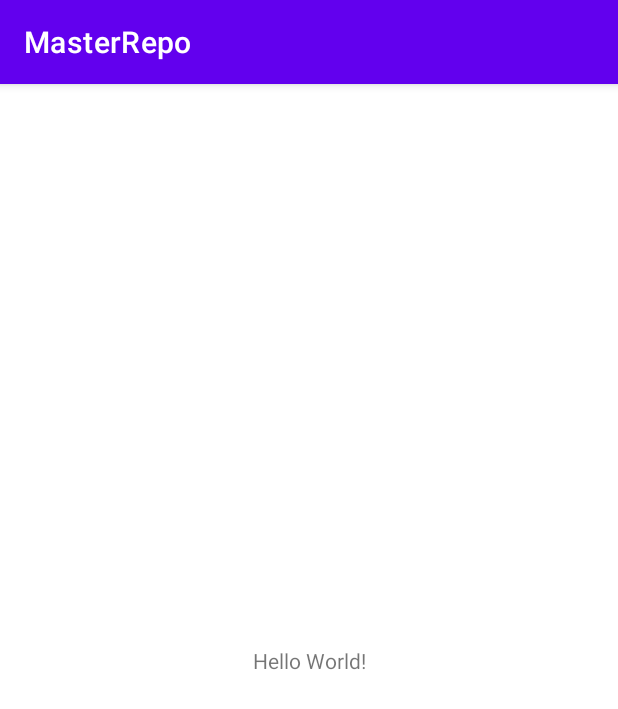
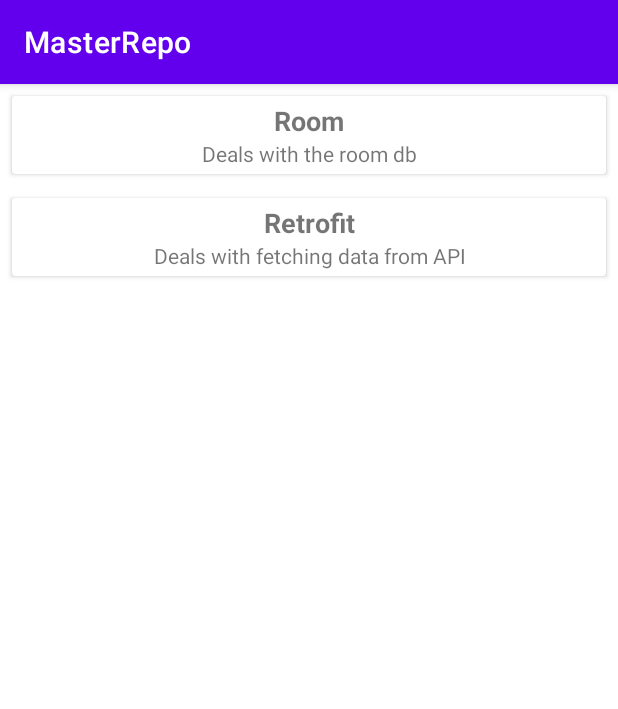
Before and after one commit to FaizanIjaz973/MasterRepo, an Android app: the screen it shows after launch (MainActivity), on a phone screen of 412 x 824 dp. Shown: the top 709 px of the screen. Run offline under Robolectric (Android 15) with nearby library versions, the phone set to English and light mode, and no system bars.

Commit message:
Added recyclerView in the Main Activity with a couple of sample data points

```diff
--- /dev/null
+++ b/app/src/main/java/com/example/masterrepo/CardEntry.kt
@@ -0,0 +1,7 @@
+package com.example.masterrepo
+
+data class CardEntry (
+    var title: String,
+    var description: String,
+    val name: String
+)
--- /dev/null
+++ b/app/src/main/java/com/example/masterrepo/Constants.kt
@@ -0,0 +1,8 @@
+package com.example.masterrepo
+
+object Constants {
+    var entries = listOf<CardEntry>(
+        CardEntry("Room","Deals with the room db","Room"),
+        CardEntry("Retrofit","Deals with fetching data from API","Retrofit")
+    )
+}
--- a/app/src/main/java/com/example/masterrepo/MainActivity.kt
+++ b/app/src/main/java/com/example/masterrepo/MainActivity.kt
@@ -1,14 +1,31 @@
+/*
+Created by: Faizan Ijaz
+Email id: faizanijaz@gmail.com
+Dated: 10/1/2022
+This is the entry point of the application.
+It contains the navigation point of all the modules for the application in cards view.
+*/
 package com.example.masterrepo
 
 import androidx.appcompat.app.AppCompatActivity
 import android.os.Bundle
 import android.util.Log
+import androidx.recyclerview.widget.LinearLayoutManager
+import androidx.recyclerview.widget.RecyclerView
 
 class MainActivity : AppCompatActivity() {
-    private val logTag = "Main Activity"
+    private val logTag = "MainActivity"
+    lateinit var recyclerView: RecyclerView
+
     override fun onCreate(savedInstanceState: Bundle?) {
         super.onCreate(savedInstanceState)
         setContentView(R.layout.activity_main)
-        Log.d(logTag, "In the onCreate of the Main Activity")
+
+        //Initializing recyclerview
+        recyclerView = findViewById(R.id.recyclerViewMainActivity)
+        var adapter = RecyclerViewAdapter()
+        adapter.entries = Constants.entries
+        recyclerView.adapter = adapter
+        recyclerView.layoutManager = LinearLayoutManager(this)
     }
 }
--- /dev/null
+++ b/app/src/main/java/com/example/masterrepo/RecyclerViewAdapter.kt
@@ -0,0 +1,54 @@
+package com.example.masterrepo
+
+import android.util.Log
+import android.view.LayoutInflater
+import android.view.View
+import android.view.ViewGroup
+import android.widget.TextView
+import androidx.recyclerview.widget.AsyncListDiffer
+import androidx.recyclerview.widget.DiffUtil
+import androidx.recyclerview.widget.RecyclerView
+
+class RecyclerViewAdapter(): RecyclerView.Adapter<RecyclerViewAdapter.ViewHolder>() {
+
+    class ViewHolder(itemView: View) : RecyclerView.ViewHolder(itemView)
+
+    private val diffUtil = object : DiffUtil.ItemCallback<CardEntry>() {
+        override fun areItemsTheSame(oldItem: CardEntry, newItem: CardEntry): Boolean {
+            return oldItem == newItem
+        }
+
+        override fun areContentsTheSame(oldItem: CardEntry, newItem: CardEntry): Boolean {
+            return oldItem == newItem
+        }
+    }
+
+    private val recyclerListDiffer = AsyncListDiffer(this, diffUtil)
+
+    var entries: List<CardEntry>
+        get() = recyclerListDiffer.currentList
+        set(value) = recyclerListDiffer.submitList(value)
+
+    override fun onCreateViewHolder(parent: ViewGroup, viewType: Int): ViewHolder {
+        val view = LayoutInflater.from(parent.context).inflate(R.layout.row, parent, false)
+        return ViewHolder(view)
+    }
+
+    override fun onBindViewHolder(holder: ViewHolder, position: Int) {
+        val titleTextView = holder.itemView.findViewById<TextView>(R.id.textViewRowTitle)
+        val descriptionTextView = holder.itemView.findViewById<TextView>(R.id.textViewRowDescription)
+        val entry = entries[position]
+        holder.itemView.apply {
+            titleTextView.text = entry.title
+            descriptionTextView.text = entry.description
+
+            setOnClickListener(View.OnClickListener {
+                Log.d("RecyclerView", entry.title + " is clicked!")
+            })
+        }
+    }
+
+    override fun getItemCount(): Int {
+        return entries.size
+    }
+}
--- a/app/src/main/res/layout/activity_main.xml
+++ b/app/src/main/res/layout/activity_main.xml
@@ -1,18 +1,13 @@
 <?xml version="1.0" encoding="utf-8"?>
-<androidx.constraintlayout.widget.ConstraintLayout xmlns:android="http://schemas.android.com/apk/res/android"
-    xmlns:app="http://schemas.android.com/apk/res-auto"
-    xmlns:tools="http://schemas.android.com/tools"
+
+<LinearLayout
     android:layout_width="match_parent"
     android:layout_height="match_parent"
-    tools:context=".MainActivity">
+    xmlns:android="http://schemas.android.com/apk/res/android"
+    android:orientation="vertical">
 
-    <TextView
-        android:layout_width="wrap_content"
-        android:layout_height="wrap_content"
-        android:text="Hello World!"
-        app:layout_constraintBottom_toBottomOf="parent"
-        app:layout_constraintEnd_toEndOf="parent"
-        app:layout_constraintStart_toStartOf="parent"
-        app:layout_constraintTop_toTopOf="parent" />
-
-</androidx.constraintlayout.widget.ConstraintLayout>
+    <androidx.recyclerview.widget.RecyclerView
+        android:id="@+id/recyclerViewMainActivity"
+        android:layout_width="match_parent"
+        android:layout_height="match_parent" />
+</LinearLayout>
--- /dev/null
+++ b/app/src/main/res/layout/row.xml
@@ -0,0 +1,34 @@
+<?xml version="1.0" encoding="utf-8"?>
+<LinearLayout
+    xmlns:android="http://schemas.android.com/apk/res/android"
+    android:layout_width="match_parent"
+    android:layout_height="wrap_content"
+    android:orientation="vertical">
+    <androidx.cardview.widget.CardView
+        android:layout_margin="8dp"
+        android:layout_width="match_parent"
+        android:layout_height="wrap_content">
+        <LinearLayout
+            android:padding="4dp"
+            android:layout_width="match_parent"
+            android:layout_height="wrap_content"
+            android:orientation="vertical">
+            <TextView
+                android:id="@+id/textViewRowTitle"
+                android:layout_width="match_parent"
+                android:layout_height="wrap_content"
+                android:text="Title"
+                android:textStyle="bold"
+                android:textSize="18sp"
+                android:gravity="center">
+            </TextView>
+            <TextView
+                android:id="@+id/textViewRowDescription"
+                android:layout_width="match_parent"
+                android:layout_height="wrap_content"
+                android:text="Description"
+                android:gravity="center">
+            </TextView>
+        </LinearLayout>
+    </androidx.cardview.widget.CardView>
+</LinearLayout>
```
